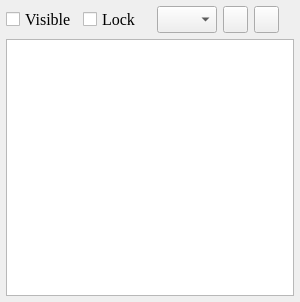
This is ISAT/ui/anno_dock.ui in yatengLG/ISAT_with_segment_anything as Qt 5 draws it before an edit. The edited form follows.
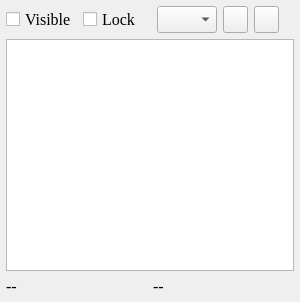
This is the edited form. Icons and pictures are not drawn.

Commit message: - 添加了显示当前多边形数量以及组数量的功能。

```diff
--- a/ISAT/ui/anno_dock.ui
+++ b/ISAT/ui/anno_dock.ui
@@ -186,6 +186,50 @@
      </property>
     </widget>
    </item>
+   <item>
+    <widget class="QWidget" name="widget_2" native="true">
+     <layout class="QHBoxLayout" name="horizontalLayout_2">
+      <property name="leftMargin">
+       <number>0</number>
+      </property>
+      <property name="topMargin">
+       <number>0</number>
+      </property>
+      <property name="rightMargin">
+       <number>0</number>
+      </property>
+      <property name="bottomMargin">
+       <number>0</number>
+      </property>
+      <item>
+       <widget class="QLabel" name="label_polygons_num">
+        <property name="toolTip">
+         <string>Polygons num.</string>
+        </property>
+        <property name="text">
+         <string>--</string>
+        </property>
+        <property name="alignment">
+         <set>Qt::AlignLeading|Qt::AlignLeft|Qt::AlignVCenter</set>
+        </property>
+       </widget>
+      </item>
+      <item>
+       <widget class="QLabel" name="label_groups_num">
+        <property name="toolTip">
+         <string>Groups num.</string>
+        </property>
+        <property name="text">
+         <string>--</string>
+        </property>
+        <property name="alignment">
+         <set>Qt::AlignLeading|Qt::AlignLeft|Qt::AlignVCenter</set>
+        </property>
+       </widget>
+      </item>
+     </layout>
+    </widget>
+   </item>
   </layout>
  </widget>
  <resources>
```
The commit also changes 2 other files.
